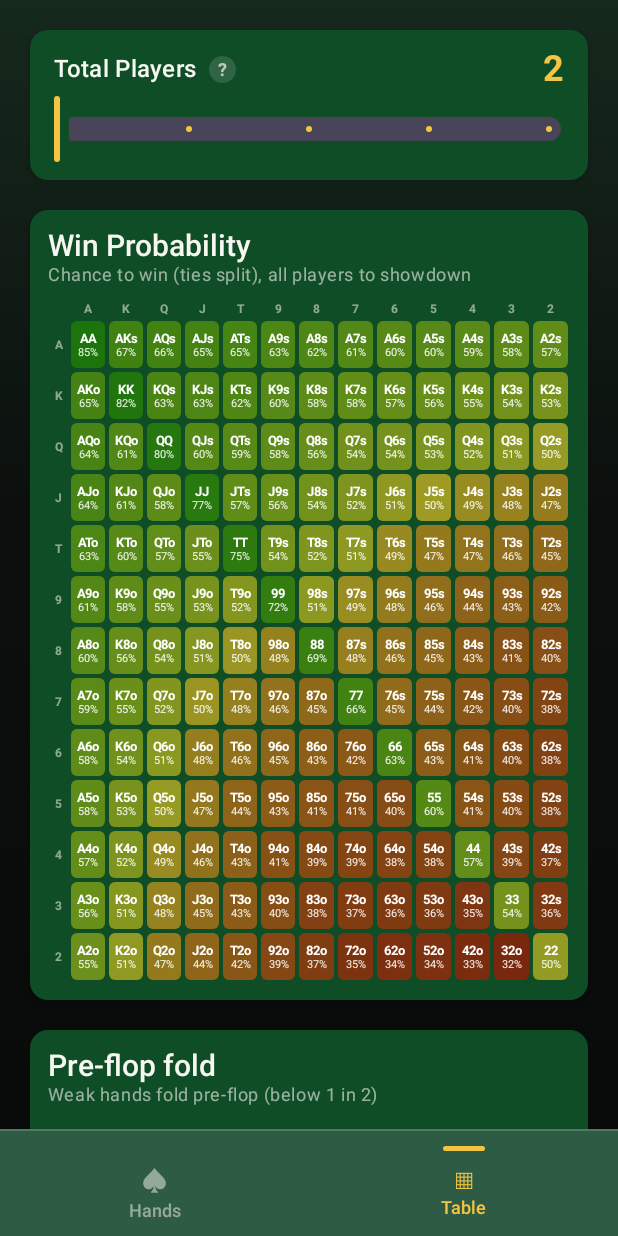
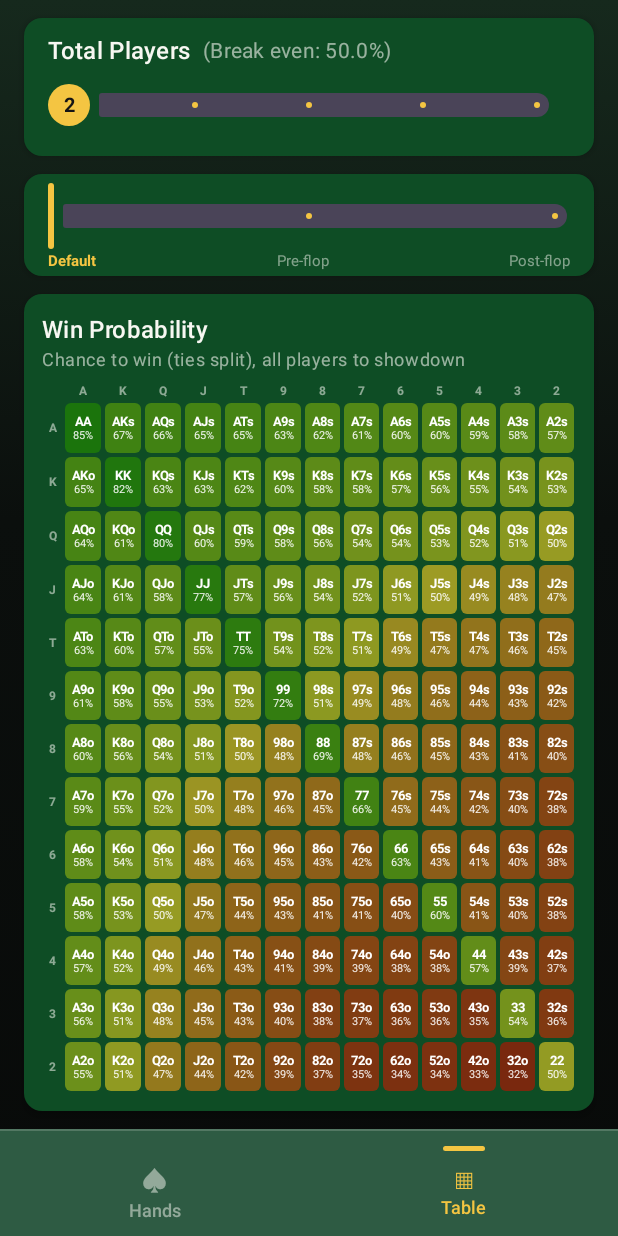
Before and after one commit to vtlinh/Poker-Stats, an Android app built with Jetpack Compose: the screen it shows after launch (MainActivity), after a tap on an icon or button, on a phone screen of 412 x 824 dp. Run offline under Robolectric (Android 15) with nearby library versions, the phone set to English and light mode, and no system bars.

Commit message:
Table tab: single flexible grid + mode slider; Hands tweaks
Table tab:
- Merge Win Probability and the fold grids into ONE grid driven by a mode
  slider (Default = Win Probability, Pre-flop, Post-flop). This sets up the
  street progression for turn/river.
- The grid now fills the screen with no scrolling: rows share the remaining
  height (weight-based) instead of a fixed cell height.

Hands tab:
- Total Players: break-even shown inline as "(Break even: XX.X%)"; the
  player count moved into a larger slider thumb.
- Your Hand: the suited control sits to the right of the wheels as a
  "Suited" label above a switch (pairs show a muted "Pair").

Removes the now-unused SuitedToggle/SwitchLabel/InfoPill/FoldModeToggle.

Co-Authored-By: Claude Opus 4.8 <noreply@anthropic.com>
Claude-Session: https://claude.ai/code/session_01D5xi7EShBRkmNiwZD8aWrQ

```diff
--- a/app/src/main/java/com/pokerstats/odds/ui/PokerScreen.kt
+++ b/app/src/main/java/com/pokerstats/odds/ui/PokerScreen.kt
@@ -12,6 +12,7 @@ import androidx.compose.foundation.layout.PaddingValues
 import androidx.compose.foundation.layout.Row
 import androidx.compose.foundation.layout.RowScope
 import androidx.compose.foundation.layout.Spacer
+import androidx.compose.foundation.layout.fillMaxHeight
 import androidx.compose.foundation.layout.fillMaxSize
 import androidx.compose.foundation.layout.fillMaxWidth
 import androidx.compose.foundation.layout.height
@@ -32,6 +33,7 @@ import androidx.compose.material3.Card
 import androidx.compose.material3.CardDefaults
 import androidx.compose.material3.CircularProgressIndicator
 import androidx.compose.material3.Divider
+import androidx.compose.material3.ExperimentalMaterial3Api
 import androidx.compose.material3.MaterialTheme
 import androidx.compose.material3.Slider
 import androidx.compose.material3.Surface
@@ -153,17 +155,15 @@ private fun HandsTab(state: PokerUiState, viewModel: PokerViewModel) {
                 horizontalArrangement = Arrangement.Center,
                 verticalAlignment = Alignment.CenterVertically,
             ) {
-                RankWheel(state.rank1, viewModel::setRank1, Modifier.width(78.dp))
-                Spacer(Modifier.width(28.dp))
-                RankWheel(state.rank2, viewModel::setRank2, Modifier.width(78.dp))
-            }
-
-            Spacer(Modifier.height(18.dp))
-
-            if (state.isPair) {
-                InfoPill("Pocket pair")
-            } else {
-                SuitedToggle(suited = state.suited, onChange = viewModel::setSuited)
+                RankWheel(state.rank1, viewModel::setRank1, Modifier.width(72.dp))
+                Spacer(Modifier.width(16.dp))
+                RankWheel(state.rank2, viewModel::setRank2, Modifier.width(72.dp))
+                Spacer(Modifier.width(20.dp))
+                SuitedControl(
+                    isPair = state.isPair,
+                    suited = state.suited,
+                    onChange = viewModel::setSuited,
+                )
             }
         }
 
@@ -173,70 +173,98 @@ private fun HandsTab(state: PokerUiState, viewModel: PokerViewModel) {
     }
 }
 
+/** One metric the Table grid can show, selected by the mode slider. */
+private class TableMode(
+    val tick: String,   // short label under the slider
+    val title: String,  // grid title
+    val caption: String,
+    val breakEvenColoring: Boolean, // true → break-even ramp; false → rank ramp
+    val value: (PreflopEquity) -> Double,
+)
+
+private fun tableModes(players: Int) = listOf(
+    TableMode(
+        "Default", "Win Probability",
+        "Chance to win (ties split), all players to showdown", true,
+    ) { it.winCountingTiesPercent },
+    TableMode(
+        "Pre-flop", "Pre-flop fold",
+        "Weak hands fold pre-flop (below 1 in $players)", false,
+    ) { it.winFoldCountingTiesPercent },
+    TableMode(
+        "Post-flop", "Post-flop fold",
+        "Weak hands also fold weak flops (below 1 in $players)", false,
+    ) { it.postFoldCountingTiesPercent },
+)
+
 /**
- * The whole 13×13 starting-hand matrix, once per probability. Each cell is
- * color-graded from red (weak) to green (strong) within its own grid; a hand
- * that folds (0%) is shown black.
+ * The Table tab: one 13×13 grid that fills the screen (no scrolling). A slider
+ * picks which metric it shows (Default = Win Probability, then the fold modes).
  */
 @Composable
 private fun TableTab(state: PokerUiState, viewModel: PokerViewModel) {
-    // The fold grid shows pre-flop by default; the toggle switches it to post-flop.
-    var postFlop by rememberSaveable { mutableStateOf(false) }
+    var modeIndex by rememberSaveable { mutableStateOf(0) }
 
     Column(
         modifier = Modifier
             .fillMaxSize()
-            .verticalScroll(rememberScrollState())
-            .padding(20.dp),
-        verticalArrangement = Arrangement.spacedBy(20.dp),
+            .padding(horizontal = 16.dp, vertical = 12.dp),
+        verticalArrangement = Arrangement.spacedBy(12.dp),
     ) {
         PlayersCard(state.totalPlayers, viewModel::setPlayers)
 
         if (state.table.isEmpty()) {
-            Box(Modifier.fillMaxWidth().height(160.dp), contentAlignment = Alignment.Center) {
+            Box(Modifier.fillMaxWidth().weight(1f), contentAlignment = Alignment.Center) {
                 CircularProgressIndicator(color = MaterialTheme.colorScheme.primary)
             }
         } else {
-            val breakEven = 100.0 / state.totalPlayers
+            val modes = tableModes(state.totalPlayers)
+            val mode = modes[modeIndex.coerceIn(0, modes.lastIndex)]
+            ModeSelector(modeIndex, modes.map { it.tick }) { modeIndex = it }
             HandMatrix(
-                title = "Win Probability",
-                caption = "Chance to win (ties split), all players to showdown",
-                breakEven = breakEven,
-                values = state.table.associate { it.handClass to it.winCountingTiesPercent },
-            )
-            HandMatrix(
-                title = if (postFlop) "Post-flop fold" else "Pre-flop fold",
-                caption = if (postFlop) {
-                    "Weak hands also fold weak flops (below 1 in ${state.totalPlayers})"
-                } else {
-                    "Weak hands fold pre-flop (below 1 in ${state.totalPlayers})"
-                },
-                values = state.table.associate {
-                    it.handClass to
-                        if (postFlop) it.postFoldCountingTiesPercent
-                        else it.winFoldCountingTiesPercent
-                },
-                control = { FoldModeToggle(postFlop) { postFlop = it } },
+                modifier = Modifier.weight(1f),
+                title = mode.title,
+                caption = mode.caption,
+                breakEven = if (mode.breakEvenColoring) 100.0 / state.totalPlayers else null,
+                values = state.table.associate { it.handClass to mode.value(it) },
             )
         }
-
-        Spacer(Modifier.height(12.dp))
     }
 }
 
-/** Switch flipping the fold grid between Pre-flop (off) and Post-flop (on). */
+/** Discrete slider that picks the Table grid's metric, with labels beneath. */
 @Composable
-private fun FoldModeToggle(postFlop: Boolean, onChange: (Boolean) -> Unit) {
-    Row(
+private fun ModeSelector(index: Int, labels: List<String>, onChange: (Int) -> Unit) {
+    Card(
         modifier = Modifier.fillMaxWidth(),
-        horizontalArrangement = Arrangement.Center,
-        verticalAlignment = Alignment.CenterVertically,
+        colors = CardDefaults.cardColors(containerColor = MaterialTheme.colorScheme.surface),
+        elevation = CardDefaults.cardElevation(defaultElevation = 3.dp),
     ) {
-        SwitchLabel("Pre-flop", active = !postFlop)
-        Spacer(Modifier.width(14.dp))
-        Switch(checked = postFlop, onCheckedChange = onChange)
-        Spacer(Modifier.width(14.dp))
-        SwitchLabel("Post-flop", active = postFlop)
+        Column(Modifier.padding(horizontal = 16.dp, vertical = 4.dp)) {
+            Slider(
+                value = index.toFloat(),
+                onValueChange = { onChange(it.roundToInt()) },
+                valueRange = 0f..labels.lastIndex.toFloat(),
+                steps = (labels.size - 2).coerceAtLeast(0),
+            )
+            Row(
+                modifier = Modifier.fillMaxWidth(),
+                horizontalArrangement = Arrangement.SpaceBetween,
+            ) {
+                labels.forEachIndexed { i, label ->
+                    Text(
+                        label,
+                        fontSize = 10.sp,
+                        fontWeight = if (i == index) FontWeight.Bold else FontWeight.Normal,
+                        color = if (i == index) {
+                            MaterialTheme.colorScheme.primary
+                        } else {
+                            MaterialTheme.colorScheme.onSurface.copy(alpha = 0.5f)
+                        },
+                    )
+                }
+            }
+        }
     }
 }
 
@@ -337,54 +365,37 @@ private fun RankWheel(
     }
 }
 
-/** A single switch flipping between Offsuit (off) and Suited (on). */
+/**
+ * Suited control shown to the right of the hand wheels: a "Suited" label above a
+ * switch (on = suited, off = offsuit). Pairs can't be suited, so they show a
+ * muted "Pair" instead. Fixed width so the wheels don't shift between states.
+ */
 @Composable
-private fun SuitedToggle(suited: Boolean, onChange: (Boolean) -> Unit) {
-    Row(
-        modifier = Modifier.fillMaxWidth(),
-        horizontalArrangement = Arrangement.Center,
-        verticalAlignment = Alignment.CenterVertically,
+private fun SuitedControl(isPair: Boolean, suited: Boolean, onChange: (Boolean) -> Unit) {
+    Column(
+        modifier = Modifier.width(64.dp),
+        horizontalAlignment = Alignment.CenterHorizontally,
     ) {
-        SwitchLabel("Offsuit", active = !suited)
-        Spacer(Modifier.width(14.dp))
-        Switch(checked = suited, onCheckedChange = onChange)
-        Spacer(Modifier.width(14.dp))
-        SwitchLabel("Suited", active = suited)
-    }
-}
-
-@Composable
-private fun SwitchLabel(label: String, active: Boolean) {
-    Text(
-        label,
-        color = if (active) {
-            MaterialTheme.colorScheme.onSurface
+        if (isPair) {
+            Text(
+                "Pair",
+                style = MaterialTheme.typography.labelLarge,
+                color = MaterialTheme.colorScheme.onSurface.copy(alpha = 0.6f),
+            )
         } else {
-            MaterialTheme.colorScheme.onSurface.copy(alpha = 0.4f)
-        },
-        fontWeight = FontWeight.SemiBold,
-    )
-}
-
-@Composable
-private fun InfoPill(label: String) {
-    Box(Modifier.fillMaxWidth(), contentAlignment = Alignment.Center) {
-        Box(
-            Modifier
-                .clip(RoundedCornerShape(999.dp))
-                .background(MaterialTheme.colorScheme.onSurface.copy(alpha = 0.08f))
-                .padding(horizontal = 24.dp, vertical = 10.dp),
-        ) {
             Text(
-                label,
-                color = MaterialTheme.colorScheme.onSurface.copy(alpha = 0.7f),
-                fontWeight = FontWeight.SemiBold,
+                "Suited",
+                style = MaterialTheme.typography.labelLarge,
+                color = MaterialTheme.colorScheme.onSurface,
             )
+            Spacer(Modifier.height(6.dp))
+            Switch(checked = suited, onCheckedChange = onChange)
         }
     }
 }
 
 /** Compact players card: title + count + info on one row, slider below. */
+@OptIn(ExperimentalMaterial3Api::class)
 @Composable
 private fun PlayersCard(count: Int, onChange: (Int) -> Unit) {
     Card(
@@ -400,16 +411,10 @@ private fun PlayersCard(count: Int, onChange: (Int) -> Unit) {
                     color = MaterialTheme.colorScheme.onSurface,
                 )
                 Spacer(Modifier.width(8.dp))
-                InfoTooltip(
-                    "Break-even ${"%.1f".format(100.0 / count)}% (1 in $count) — a hand needs " +
-                        "at least this much equity to be worth playing.",
-                )
-                Spacer(Modifier.weight(1f))
                 Text(
-                    "$count",
-                    style = MaterialTheme.typography.headlineSmall,
-                    color = MaterialTheme.colorScheme.primary,
-                    fontWeight = FontWeight.Bold,
+                    "(Break even: ${"%.1f".format(100.0 / count)}%)",
+                    style = MaterialTheme.typography.bodyMedium,
+                    color = MaterialTheme.colorScheme.onSurface.copy(alpha = 0.6f),
                 )
             }
             Slider(
@@ -417,6 +422,22 @@ private fun PlayersCard(count: Int, onChange: (Int) -> Unit) {
                 onValueChange = { onChange(it.roundToInt()) },
                 valueRange = MIN_PLAYERS.toFloat()..MAX_PLAYERS.toFloat(),
                 steps = MAX_PLAYERS - MIN_PLAYERS - 1,
+                thumb = {
+                    Box(
+                        Modifier
+                            .size(28.dp)
+                            .clip(CircleShape)
+                            .background(MaterialTheme.colorScheme.primary),
+                        contentAlignment = Alignment.Center,
+                    ) {
+                        Text(
+                            "$count",
+                            color = MaterialTheme.colorScheme.onPrimary,
+                            fontSize = 13.sp,
+                            fontWeight = FontWeight.Bold,
+                        )
+                    }
+                },
             )
         }
     }
@@ -802,19 +823,19 @@ private fun HandMatrix(
     caption: String,
     values: Map<String, Double>,
     breakEven: Double? = null,
-    control: (@Composable () -> Unit)? = null,
+    modifier: Modifier = Modifier,
 ) {
     val sorted = values.values.filter { it > 0.01 }.sorted()
 
     Card(
-        modifier = Modifier.fillMaxWidth(),
+        modifier = modifier.fillMaxWidth(),
         colors = CardDefaults.cardColors(containerColor = MaterialTheme.colorScheme.surface),
         elevation = CardDefaults.cardElevation(defaultElevation = 3.dp),
     ) {
-        Column(Modifier.padding(12.dp)) {
+        Column(Modifier.fillMaxSize().padding(12.dp)) {
             Text(
                 title,
-                style = MaterialTheme.typography.titleLarge,
+                style = MaterialTheme.typography.titleMedium,
                 color = MaterialTheme.colorScheme.onSurface,
             )
             Text(
@@ -822,11 +843,7 @@ private fun HandMatrix(
                 style = MaterialTheme.typography.bodySmall,
                 color = MaterialTheme.colorScheme.onSurface.copy(alpha = 0.6f),
             )
-            if (control != null) {
-                Spacer(Modifier.height(12.dp))
-                control()
-            }
-            Spacer(Modifier.height(10.dp))
+            Spacer(Modifier.height(8.dp))
 
             val headerColor = MaterialTheme.colorScheme.onSurface.copy(alpha = 0.55f)
             // Column headers: a spacer for the row-header gutter, then A→2.
@@ -839,10 +856,11 @@ private fun HandMatrix(
                 }
             }
             Spacer(Modifier.height(2.dp))
+            // The 13 rows share the remaining height so the grid fills the card.
             MATRIX_RANKS.forEachIndexed { row, rowRank ->
-                Row(Modifier.fillMaxWidth()) {
+                Row(Modifier.fillMaxWidth().weight(1f)) {
                     Box(
-                        Modifier.width(14.dp).height(34.dp),
+                        Modifier.width(14.dp).fillMaxHeight(),
                         contentAlignment = Alignment.Center,
                     ) {
                         Text(
@@ -890,7 +908,7 @@ private fun RowScope.MatrixCell(label: String, pct: Double, bg: Color, folded: B
     Box(
         modifier = Modifier
             .weight(1f)
-            .height(34.dp)
+            .fillMaxHeight()
             .padding(1.dp)
             .clip(RoundedCornerShape(4.dp))
             .background(bg),
```
Also changed, not shown: 1 other file.
